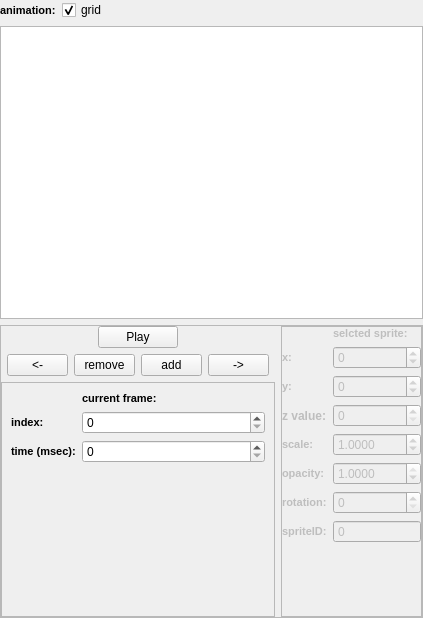
Above: GameEditor/UI/DatabaseModuleAnimation.ui from seem-sky/Simple2D-Engine before the change. Below: the same form after it.
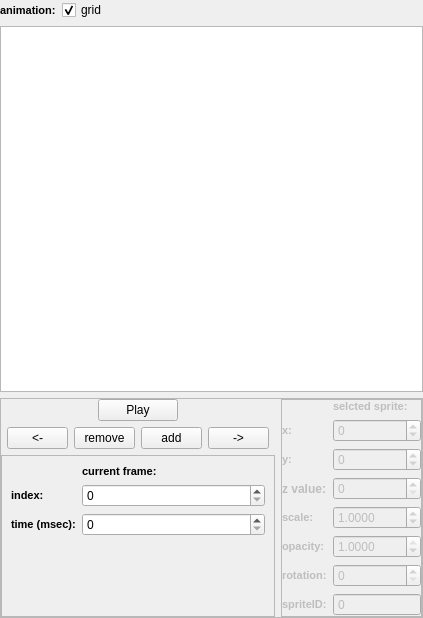
That is the form after the change. Custom widgets are drawn as their Qt base class.

The edit to the form file:
```diff
--- a/GameEditor/UI/DatabaseModuleAnimation.ui
+++ b/GameEditor/UI/DatabaseModuleAnimation.ui
@@ -39,7 +39,7 @@
      </property>
     </widget>
    </item>
-   <item row="2" column="0">
+   <item row="2" column="0" alignment="Qt::AlignBottom">
     <widget class="QFrame" name="frame">
      <property name="frameShape">
       <enum>QFrame::StyledPanel</enum>
```
